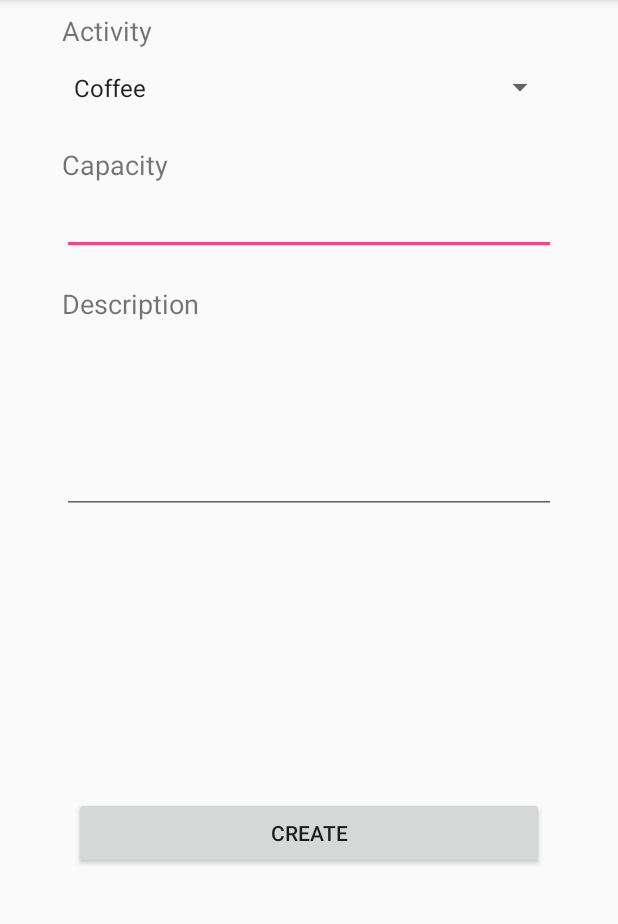
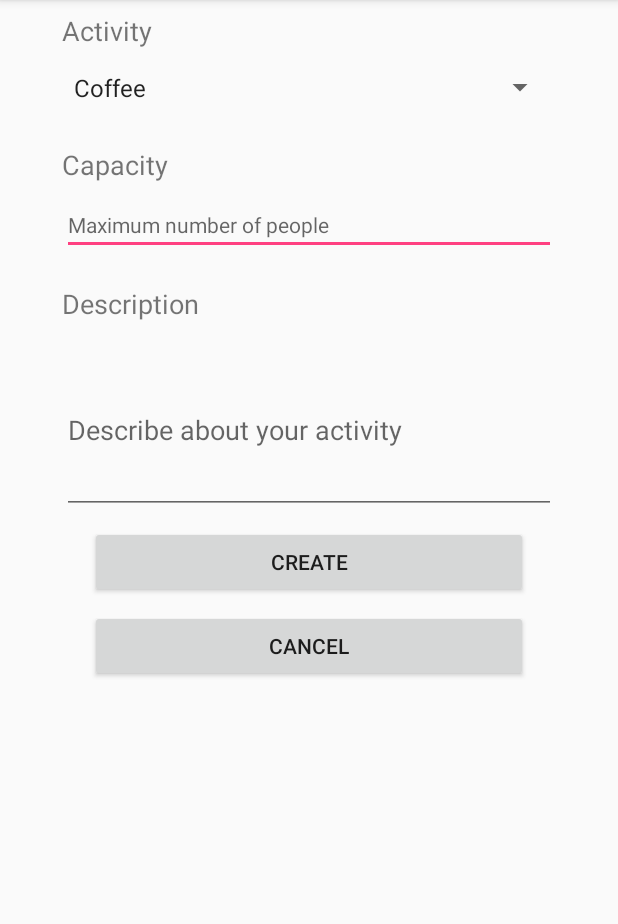
Before and after one commit to bryantanuwidjaja/ToGatherADProject, an Android app: the CreateLobbyActivity screen opened directly, with no data from a screen before it, on a phone screen of 412 x 824 dp, the part 84-1008 px from its top. Run offline under Robolectric (Android 15) with nearby library versions, the phone set to English and light mode, and no system bars; our stand-ins replace Firebase (no records; nobody signed in at launch, a user with empty details on screens opened directly).

Commit message:
Added cancel button and creating the intent

```diff
--- a/app/src/main/java/com/example/bryan/togatheradproject/CreateLobbyActivity.java
+++ b/app/src/main/java/com/example/bryan/togatheradproject/CreateLobbyActivity.java
@@ -31,6 +31,7 @@ public class CreateLobbyActivity extends AppCompatActivity implements AdapterVie
     EditText editText_Capacity;
     EditText editText_Description;
     Button button_Create;
+    Button button_Cancel;
 
     @Override
     protected void onCreate(Bundle savedInstanceState) {
@@ -43,6 +44,7 @@ public class CreateLobbyActivity extends AppCompatActivity implements AdapterVie
         editText_Capacity = findViewById(R.id.editText_CreateLobbyActivity_capacity);
         editText_Description = findViewById(R.id.editText_CreateLobbyActivity_description);
         button_Create = findViewById(R.id.button_CreateLobbyActivity_create);
+        button_Cancel = findViewById(R.id.button_CreateLobbyActivity_cancel);
 
         button_Create.setOnClickListener(new View.OnClickListener() {
             @Override
@@ -79,6 +81,13 @@ public class CreateLobbyActivity extends AppCompatActivity implements AdapterVie
 
             }
         });
+        button_Cancel.setOnClickListener(new View.OnClickListener(){
+            @Override
+            public void onClick(View v){
+                Intent intent = new Intent (getApplicationContext(), HomeActivity.class);
+                startActivity(intent);
+            }
+        });
         Spinner spinner = findViewById(R.id.spinnerActivities);
         ArrayAdapter<CharSequence> adapter = ArrayAdapter.createFromResource(this, R.array.activities, android.R.layout.simple_spinner_item);
         adapter.setDropDownViewResource(android.R.layout.simple_spinner_dropdown_item );
--- a/app/src/main/java/com/example/bryan/togatheradproject/LoginActivity.java
+++ b/app/src/main/java/com/example/bryan/togatheradproject/LoginActivity.java
@@ -8,6 +8,8 @@ import android.widget.Button;
 import android.widget.EditText;
 import android.widget.ImageView;
 import android.widget.TextView;
+
+import com.google.firebase.auth.FirebaseAuthException;
 
 
 public class LoginActivity extends AppCompatActivity {
--- a/app/src/main/res/layout/activity_create_lobby.xml
+++ b/app/src/main/res/layout/activity_create_lobby.xml
@@ -42,7 +42,9 @@
         android:layout_height="wrap_content"
         android:layout_marginTop="8dp"
         android:ems="10"
+        android:hint="Maximum number of people"
         android:inputType="textPersonName"
+        android:maxLength="2"
         android:textSize="14sp"
         app:layout_constraintEnd_toStartOf="@+id/guideline4"
         app:layout_constraintStart_toStartOf="@+id/guideline2"
@@ -64,23 +66,22 @@
         android:layout_height="112dp"
         android:layout_marginTop="16dp"
         android:ems="10"
+        android:hint="Describe about your activity"
         android:inputType="textPersonName"
+        android:maxLength="20"
         app:layout_constraintEnd_toStartOf="@+id/guideline4"
         app:layout_constraintStart_toStartOf="@+id/guideline2"
         app:layout_constraintTop_toBottomOf="@+id/textView_CreateLobbyActivity_description" />
 
     <Button
         android:id="@+id/button_CreateLobbyActivity_create"
-        android:layout_width="0dp"
+        android:layout_width="292dp"
         android:layout_height="wrap_content"
-        android:layout_marginBottom="8dp"
         android:layout_marginEnd="8dp"
         android:layout_marginStart="8dp"
         android:layout_marginTop="8dp"
         android:text="Create"
-        app:layout_constraintBottom_toBottomOf="parent"
         app:layout_constraintEnd_toStartOf="@+id/guideline4"
-        app:layout_constraintHorizontal_bias="0.497"
         app:layout_constraintStart_toStartOf="@+id/guideline2"
         app:layout_constraintTop_toBottomOf="@+id/editText_CreateLobbyActivity_description" />
 
@@ -97,4 +98,23 @@
         android:layout_height="wrap_content"
         android:orientation="vertical"
         app:layout_constraintGuide_percent="0.9" />
+
+    <android.support.constraint.Guideline
+        android:id="@+id/guideline6"
+        android:layout_width="wrap_content"
+        android:layout_height="wrap_content"
+        android:orientation="horizontal"
+        app:layout_constraintGuide_begin="485dp" />
+
+    <Button
+        android:id="@+id/button_CreateLobbyActivity_cancel"
+        android:layout_width="292dp"
+        android:layout_height="wrap_content"
+        android:layout_marginEnd="8dp"
+        android:layout_marginStart="8dp"
+        android:layout_marginTop="8dp"
+        android:text="Cancel"
+        app:layout_constraintEnd_toStartOf="@+id/guideline4"
+        app:layout_constraintStart_toEndOf="@+id/guideline2"
+        app:layout_constraintTop_toBottomOf="@+id/button_CreateLobbyActivity_create" />
 </android.support.constraint.ConstraintLayout>
--- a/app/src/main/res/layout/activity_interest.xml
+++ b/app/src/main/res/layout/activity_interest.xml
@@ -90,10 +90,11 @@
         android:layout_marginStart="8dp"
         android:background="@android:drawable/editbox_background"
         android:ems="10"
+        android:hint="Describe your interest "
         android:inputType="textMultiLine"
+        android:maxLength="25"
         android:padding="12dp"
         android:scrollbars="vertical"
-        android:text="My very photogenic mother died in an accident when I was three, and, save for a pocket of warmth in the darkest past, nothing of her subsists within the hollows and dells of memory, over which, if you can still stand my style (I am writing under observation), the sun of my infancy had set: surely, you all know those redolent remnants of day suspended, with the midges, about some hedge in bloom or suddenly entered and traversed by the rambler, at the bottom of a hill, in the summer dusk; a furry warmth, golden midges."
         app:layout_constraintBottom_toTopOf="@+id/button_InterestActivity_saveButton"
         app:layout_constraintEnd_toEndOf="parent"
         app:layout_constraintHorizontal_bias="0.512"
--- a/app/src/main/res/layout/lobby_list_layout.xml
+++ b/app/src/main/res/layout/lobby_list_layout.xml
@@ -9,6 +9,7 @@
         android:layout_height="wrap_content"
         android:layout_alignParentStart="true"
         android:layout_alignParentTop="true"
+        android:maxLength="50"
         android:text="Location" />
 
     <TextView
@@ -17,6 +18,7 @@
         android:layout_height="wrap_content"
         android:layout_alignParentStart="true"
         android:layout_below="@+id/textView_LobbyListLayout_location"
+        android:maxLength="20"
         android:text="Host ID" />
 
     <TextView
@@ -25,5 +27,6 @@
         android:layout_height="wrap_content"
         android:layout_alignParentStart="true"
         android:layout_below="@+id/textView_LobbyListLayout_hostID"
+        android:maxLength="15"
         android:text="Activity" />
 </RelativeLayout>
```
Also changed, not shown: app/src/main/java/com/example/bryan/togatheradproject/RegistrationActivity.java (+10 -0 lines), app/src/main/res/layout/activity_home.xml (+18 -9 lines), app/src/main/res/layout/activity_profile.xml (+7 -8 lines), app/src/main/res/layout/activity_registration.xml (+18 -2 lines).
